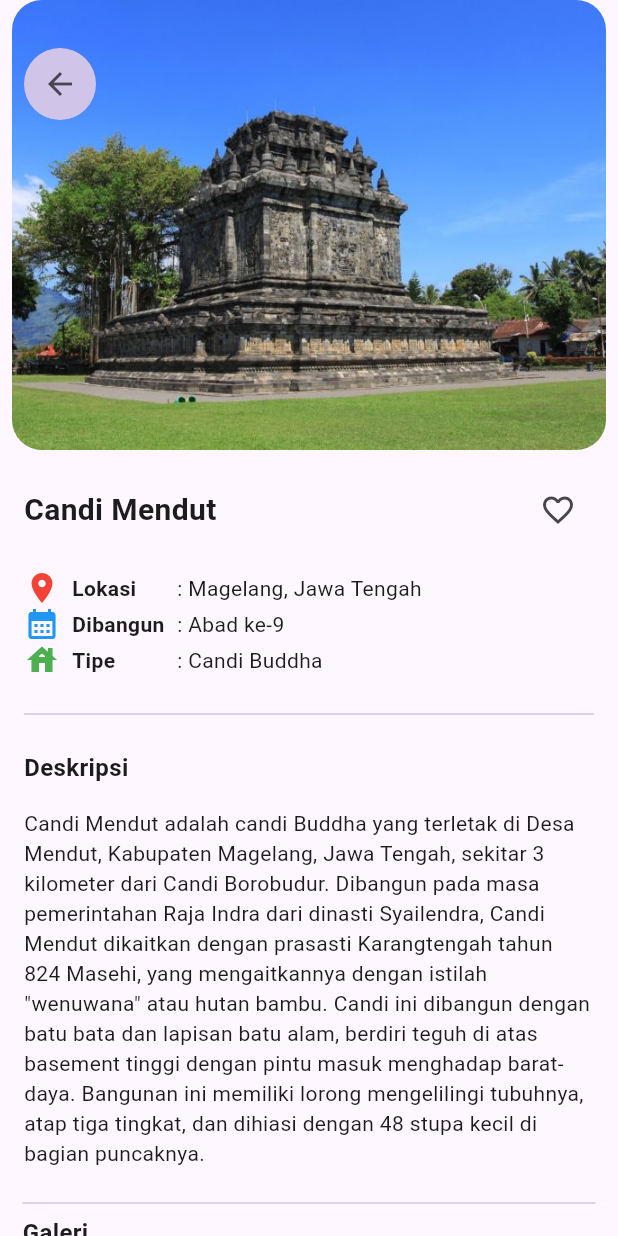
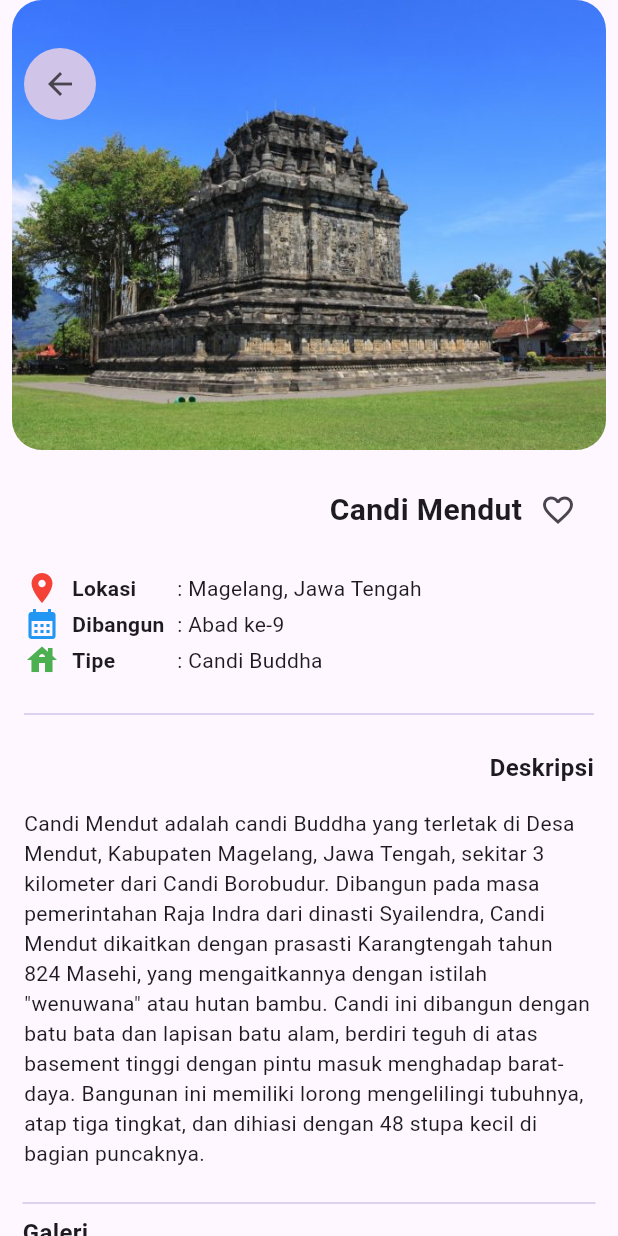
Before and after one commit to Mobile-Programming-MDP/materi-flutter-nurrachmat-nr-1, a Flutter app: the screen it shows after launch, after a tap on "Candi Mendut", on a phone screen of 412 x 824 dp. Run offline on Flutter 3.47's test engine with Material 3 defaults, Android fonts, the phone set to English and light mode, and no system bars; our stand-ins replace shared_preferences; network calls fail.

```diff
--- a/wisata_candi/lib/screens/detail_screen.dart
+++ b/wisata_candi/lib/screens/detail_screen.dart
@@ -14,28 +14,53 @@ class DetailScreen extends StatefulWidget {
 class _DetailScreenState extends State<DetailScreen> {
   bool isFavorite = false;
   bool isSignedIn = false;
-
   void _toggleFavorite() async {
     SharedPreferences prefs = await SharedPreferences.getInstance();
-
-    if(!isSignedIn){
-      WidgetsBinding.instance.addPostFrameCallback((_){
+    if (!isSignedIn) {
+      WidgetsBinding.instance.addPostFrameCallback((_) {
         Navigator.pushReplacementNamed(context, "/signinscreen");
       });
       return;
     }
-
     bool favoriteStatus = !isFavorite;
-    prefs.setBool('favorite_${widget.candi.name}', favoriteStatus);
+    prefs.setBool("favorite_${widget.candi.name}", favoriteStatus);
     setState(() {
       isFavorite = favoriteStatus;
     });
   }
 
+  void _checkSignInStatus() async {
+    SharedPreferences prefs = await SharedPreferences.getInstance();
+    setState(() {
+      isSignedIn = prefs.getBool("isSignedIn") ?? false;
+    });
+  }
+
+  void _loadFavoriteStatus() async {
+    SharedPreferences prefs = await SharedPreferences.getInstance();
+    setState(() {
+      isFavorite = prefs.getBool("favorite_${widget.candi.name}") ?? false;
+    });
+  }
+
+  @override
+  void initState() {
+    _checkSignInStatus();
+    _loadFavoriteStatus();
+    super.initState();
+  }
+
   @override
   Widget build(BuildContext context) {
     return Scaffold(
-      body: Column(
+      body: GestureDetector(
+        onHorizontalDragEnd: (details) {
+          var velocity = details.primaryVelocity ?? 0;
+          if (velocity < 0) {
+            Navigator.pop(context);
+          }
+        },
+        child: Column(
           children: [
             ///@TODO: DetailHeader
             Stack(
@@ -79,12 +104,12 @@ class _DetailScreenState extends State<DetailScreen> {
             Padding(
               padding: const EdgeInsets.symmetric(horizontal: 16),
               child: Column(
-              crossAxisAlignment: CrossAxisAlignment.start,
+                crossAxisAlignment: CrossAxisAlignment.end,
                 children: [
                   const SizedBox(height: 16),
                   // info atas (nama candi dan tombol favorit
                   Row(
-                  mainAxisAlignment: MainAxisAlignment.spaceBetween,
+                    mainAxisAlignment: MainAxisAlignment.end,
                     children: [
                       Text(
                         widget.candi.name,
@@ -97,10 +122,10 @@ class _DetailScreenState extends State<DetailScreen> {
                         onPressed: () {
                           _toggleFavorite();
                         },
-                      icon: Icon(isSignedIn && isFavorite
-                        ? Icons.favorite
-                        : Icons.favorite_border,
-                        color: isSignedIn && isFavorite ? Colors.red : null ,),
+                        icon: Icon(
+                          isFavorite ? Icons.favorite : Icons.favorite_border,
+                          color: isFavorite ? Colors.red : null,
+                        ),
                       ),
                     ],
                   ),
@@ -224,6 +249,7 @@ class _DetailScreenState extends State<DetailScreen> {
             ),
           ],
         ),
+      ),
     );
   }
 }
```
Also changed, not shown: wisata_candi/lib/screens/favorite_screen.dart (+82 -6 lines), wisata_candi/lib/screens/profile_screen.dart (+39 -9 lines), wisata_candi/lib/screens/search_screen.dart (+15 -32 lines). Lines whose indentation alone changed are shown as unchanged.
